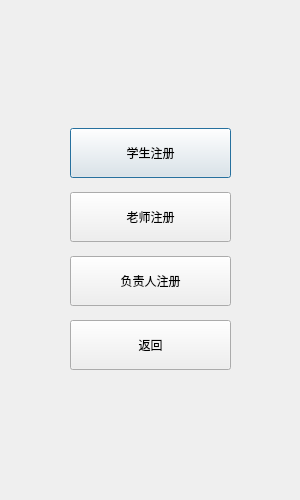
Old version of the form untitled1/registerdialog.ui in the repository 2018876441/C-_project.
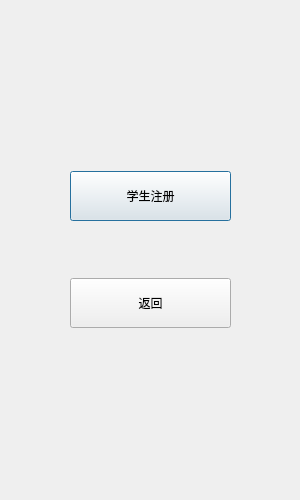
New version of the form.

```diff
--- a/untitled1/registerdialog.ui
+++ b/untitled1/registerdialog.ui
@@ -54,32 +54,6 @@
       </property>
      </widget>
     </item>
-    <item>
-     <widget class="QPushButton" name="teaBtn">
-      <property name="minimumSize">
-       <size>
-        <width>100</width>
-        <height>50</height>
-       </size>
-      </property>
-      <property name="text">
-       <string>老师注册</string>
-      </property>
-     </widget>
-    </item>
-    <item>
-     <widget class="QPushButton" name="NanBtn">
-      <property name="minimumSize">
-       <size>
-        <width>100</width>
-        <height>50</height>
-       </size>
-      </property>
-      <property name="text">
-       <string>负责人注册</string>
-      </property>
-     </widget>
-    </item>
     <item>
      <widget class="QPushButton" name="backBtn">
       <property name="minimumSize">
```
